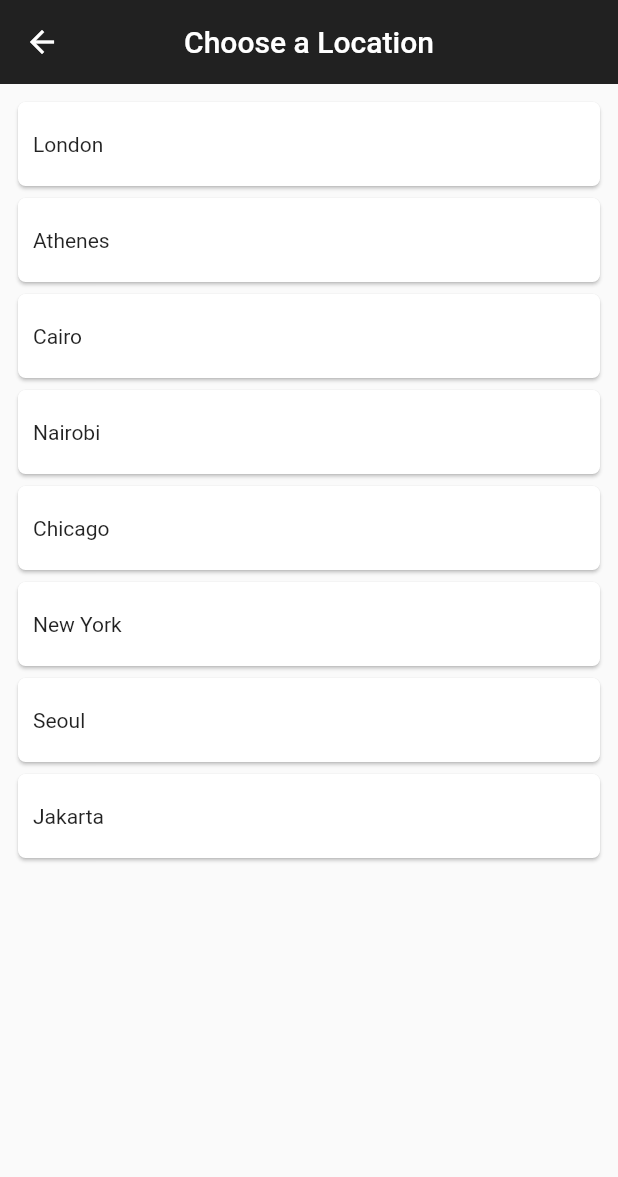
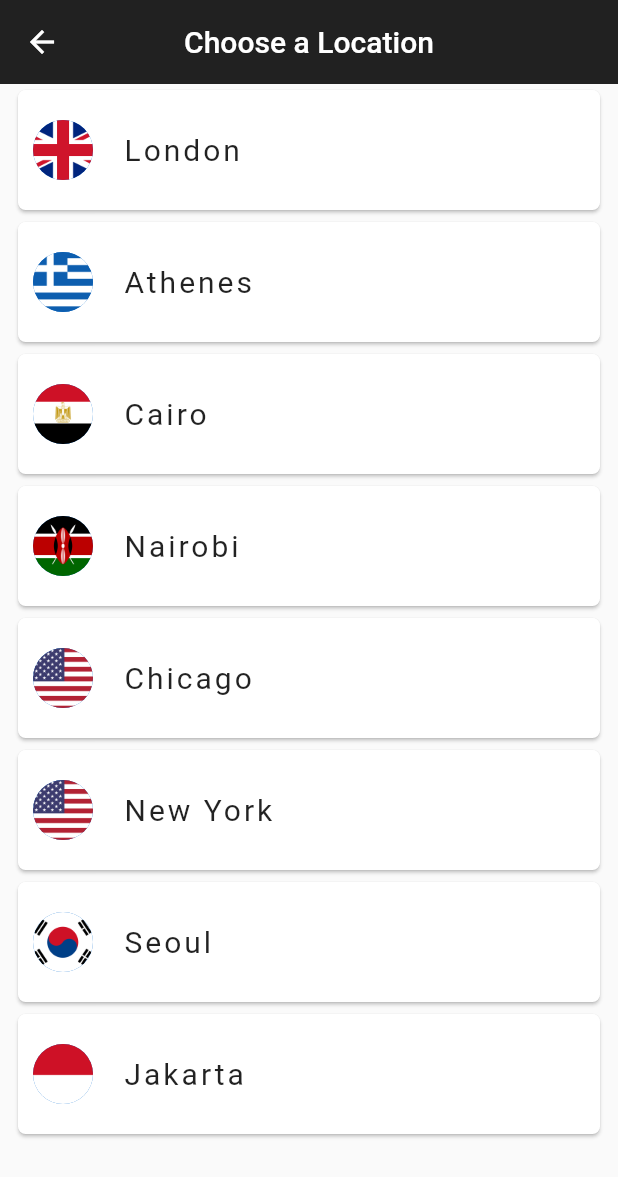
Before and after one commit to danielchukwu/World-time-app---flutter, a Flutter app: the ChooseLocation screen opened by its route, on a phone screen of 412 x 824 dp. Shown: the top 1177 px of the screen. Run offline on Flutter 3.47's test engine with Material 2 defaults, Android fonts, the phone set to English and light mode, and no system bars; our stand-ins replace flutter_spinkit; network calls fail.

Commit message:
style location card

```diff
--- a/lib/pages/choose_location.dart
+++ b/lib/pages/choose_location.dart
@@ -11,7 +11,7 @@ class ChooseLocation extends StatefulWidget {
 class _ChooseLocationState extends State<ChooseLocation> {
   List<WorldTime> locations = [
     WorldTime(location: 'London', flag: 'uk.png', url: 'Europe/London'),
-    WorldTime(location: 'Athenes', flag: 'Greece.png', url: 'Europe/Berlin'),
+    WorldTime(location: 'Athenes', flag: 'greece.png', url: 'Europe/Berlin'),
     WorldTime(location: 'Cairo', flag: 'egypt.png', url: 'Africa/Cairo'),
     WorldTime(location: 'Nairobi', flag: 'kenya.png', url: 'Africa/Nairobi'),
     WorldTime(location: 'Chicago', flag: 'usa.png', url: 'America/Chicago'),
@@ -30,7 +30,19 @@ class _ChooseLocationState extends State<ChooseLocation> {
         onTap: () => {print('display ${location.location}')},
         child: Padding(
           padding: const EdgeInsets.symmetric(horizontal: 10, vertical: 20),
-          child: Text(location.location),
+          child: Row(
+            children: [
+              CircleAvatar(
+                backgroundImage: AssetImage('assets/flags/${location.flag}'),
+                radius: 20,
+              ),
+              SizedBox(width: 20),
+              Text(
+                location.location,
+                style: const TextStyle(fontSize: 20, letterSpacing: 2.0),
+              )
+            ],
+          ),
         ),
       ),
     );
@@ -48,12 +60,13 @@ class _ChooseLocationState extends State<ChooseLocation> {
         elevation: 0.0,
       ),
       body: Padding(
-        padding: const EdgeInsets.all(8.0),
-        child: Column(
-          crossAxisAlignment: CrossAxisAlignment.stretch,
-          children: locations
-              .map((location) => createLocationCard(location))
-              .toList(),
+        padding: const EdgeInsets.symmetric(horizontal: 8.0),
+        child: SingleChildScrollView(
+          child: Column(
+              crossAxisAlignment: CrossAxisAlignment.stretch,
+              children: locations
+                  .map((location) => createLocationCard(location))
+                  .toList()),
         ),
       ),
     );
--- a/pubspec.yaml
+++ b/pubspec.yaml
@@ -61,6 +61,7 @@ flutter:
   # To add assets to your application, add an assets section, like this:
   assets:
     - assets/
+    - assets/flags/
 
   # An image asset can refer to one or more resolution-specific "variants", see
   # https://flutter.dev/assets-and-images/#resolution-aware
```
